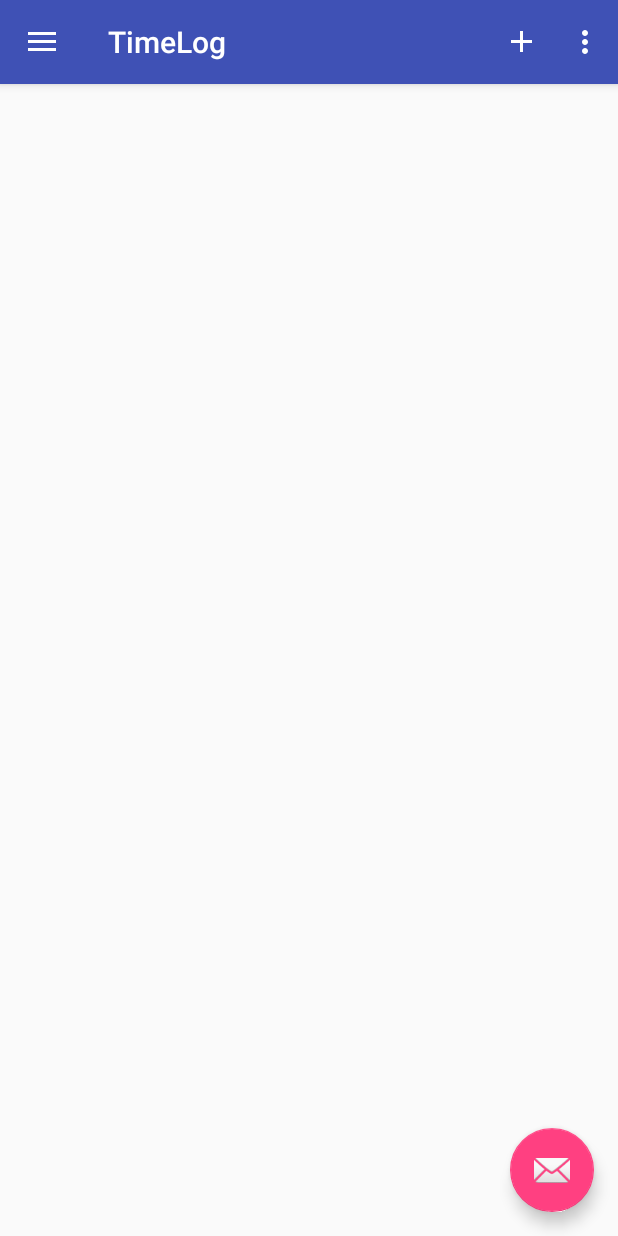
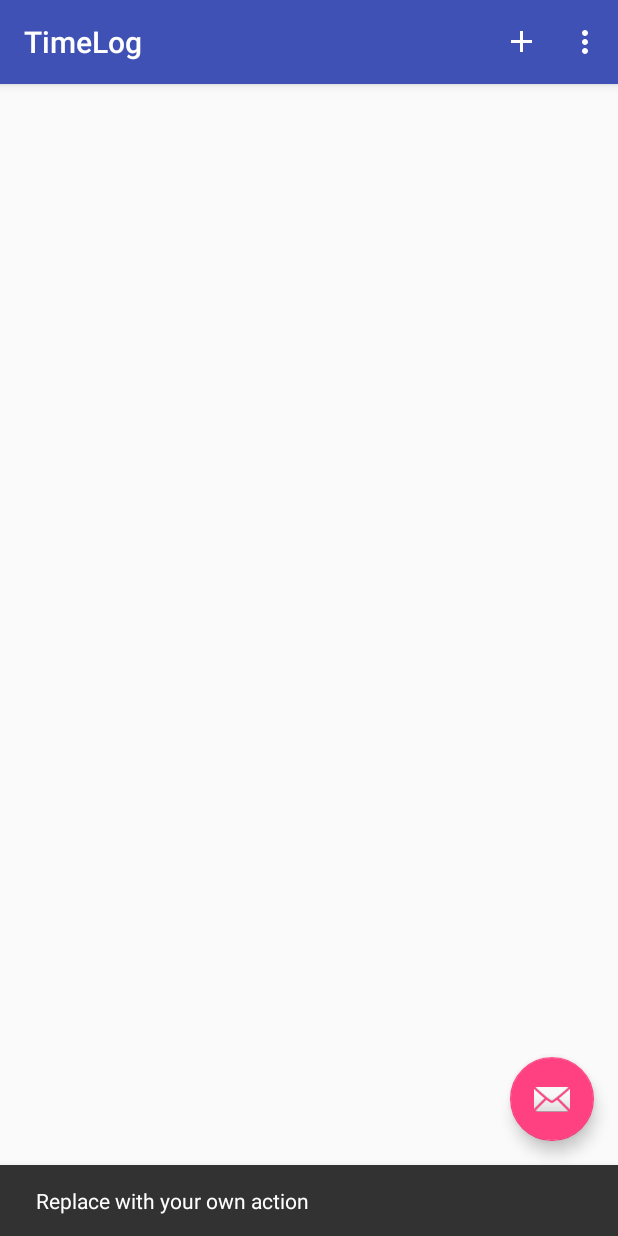
Before and after one commit to mkholt/TimeLog, an Android app: the screen it shows after launch (MainActivity), after a tap on "Add task", on a phone screen of 412 x 824 dp. Run offline under Robolectric (Android 15) with nearby library versions, the phone set to English and light mode, and no system bars; libraries missing offline, so code that uses them is left out: com.orm, com.orm.query; 16 statements that could not run were skipped; 3 other taps on this screen came first.

Commit message:
Revert "Navigation drawer implementation"
This reverts commit 605deb4cb60bc3705047300fc45f05da5d15807c.

```diff
--- a/app/src/main/java/com/t_hawk/timelog/MainActivity.java
+++ b/app/src/main/java/com/t_hawk/timelog/MainActivity.java
@@ -3,25 +3,19 @@ package com.t_hawk.timelog;
 import android.os.Bundle;
 import android.support.design.widget.FloatingActionButton;
 import android.support.design.widget.Snackbar;
-import android.support.v4.widget.DrawerLayout;
-import android.support.v7.app.ActionBar;
-import android.support.v7.app.ActionBarDrawerToggle;
 import android.support.v7.app.AppCompatActivity;
 import android.support.v7.widget.Toolbar;
 import android.util.LongSparseArray;
 import android.view.Menu;
 import android.view.MenuItem;
 import android.view.View;
-import android.widget.AdapterView;
 import android.widget.ArrayAdapter;
 import android.widget.ListView;
 
 import com.orm.SugarDb;
 import com.orm.query.Condition;
 import com.orm.query.Select;
-import com.t_hawk.timelog.adapters.DrawerListAdapter;
 import com.t_hawk.timelog.adapters.TaskListAdapter;
-import com.t_hawk.timelog.adapters.model.DrawerItem;
 import com.t_hawk.timelog.model.Break;
 import com.t_hawk.timelog.model.Registration;
 import com.t_hawk.timelog.model.Task;
@@ -36,42 +30,14 @@ import java.util.Random;
 
 public class MainActivity extends AppCompatActivity {
 
-    private ArrayAdapter<Task> taskAdapter;
+    private ArrayAdapter<Task> _adapter;
 
     @Override
     protected void onCreate(Bundle savedInstanceState) {
         super.onCreate(savedInstanceState);
         setContentView(R.layout.activity_main);
-
-        DrawerLayout drawerLayout = (DrawerLayout) findViewById(R.id.drawer_layout);
-        ListView drawerList = (ListView) findViewById(R.id.left_drawer);
-
         Toolbar toolbar = (Toolbar) findViewById(R.id.toolbar);
         setSupportActionBar(toolbar);
-
-        ActionBar ab = getSupportActionBar();
-
-        String[] drawerItemTitles = getResources().getStringArray(R.array.drawer_items);
-        List<DrawerItem> drawerItemList = new ArrayList<>();
-        for (String title : drawerItemTitles) {
-            drawerItemList.add(new DrawerItem(R.drawable.ic_edit_black_24dp, title));
-        }
-
-        // Set the taskAdapter for the list view
-        drawerList.setAdapter(new DrawerListAdapter(this, R.layout.drawer_list_item, drawerItemList.toArray(new DrawerItem[0])));
-        // Set the list's click listener
-        drawerList.setOnItemClickListener(new ListView.OnItemClickListener() {
-            @Override
-            public void onItemClick(AdapterView<?> parent, View view, int position, long id) {
-                System.out.println("Selected " + position);
-            }
-        });
-
-        ActionBarDrawerToggle drawerToggle = new ActionBarDrawerToggle(this, drawerLayout, toolbar, R.string.drawer_open, R.string.drawer_close);
-        drawerLayout.addDrawerListener(drawerToggle);
-        getSupportActionBar().setDisplayHomeAsUpEnabled(true);
-        getSupportActionBar().setHomeButtonEnabled(true);
-        drawerToggle.syncState();
 
         FloatingActionButton fab = (FloatingActionButton) findViewById(R.id.fab);
         if (null != fab) {
@@ -116,11 +82,11 @@ public class MainActivity extends AppCompatActivity {
             }
         }
 
-        taskAdapter = new TaskListAdapter(this, R.layout.content_main_task, tasks.toArray(new Task[0]));
+        _adapter = new TaskListAdapter(this, R.layout.content_main_task, tasks.toArray(new Task[0]));
         ListView listView = (ListView) findViewById(R.id.entries);
 
         if (null != listView) {
-            listView.setAdapter(taskAdapter);
+            listView.setAdapter(_adapter);
         }
     }
 
--- a/app/src/main/java/com/t_hawk/timelog/adapters/DrawerListAdapter.java
+++ /dev/null
@@ -1,53 +0,0 @@
-package com.t_hawk.timelog.adapters;
-
-import android.app.Activity;
-import android.content.Context;
-import android.view.LayoutInflater;
-import android.view.View;
-import android.view.ViewGroup;
-import android.widget.ArrayAdapter;
-import android.widget.ImageView;
-import android.widget.TextView;
-
-import com.t_hawk.timelog.R;
-import com.t_hawk.timelog.adapters.model.DrawerItem;
-
-/**
- * Project: TimeLog
- * Created by Morten on 1/6/2017.
- *
- * @author Morten
- */
-
-public class DrawerListAdapter extends ArrayAdapter<DrawerItem> {
-    Context mContext;
-    int layoutResourceId;
-    DrawerItem data[] = null;
-
-    public DrawerListAdapter(Context mContext, int layoutResourceId, DrawerItem[] data) {
-
-        super(mContext, layoutResourceId, data);
-        this.layoutResourceId = layoutResourceId;
-        this.mContext = mContext;
-        this.data = data;
-    }
-
-    @Override
-    public View getView(int position, View convertView, ViewGroup parent) {
-
-        View listItem = convertView;
-
-        LayoutInflater inflater = ((Activity) mContext).getLayoutInflater();
-        listItem = inflater.inflate(layoutResourceId, parent, false);
-
-        ImageView imageViewIcon = (ImageView) listItem.findViewById(R.id.imageViewIcon);
-        TextView textViewName = (TextView) listItem.findViewById(R.id.textViewName);
-
-        DrawerItem folder = data[position];
-
-        imageViewIcon.setImageResource(folder.icon);
-        textViewName.setText(folder.name);
-
-        return listItem;
-    }
-}
--- a/app/src/main/java/com/t_hawk/timelog/adapters/model/DrawerItem.java
+++ /dev/null
@@ -1,20 +0,0 @@
-package com.t_hawk.timelog.adapters.model;
-
-/**
- * Project: TimeLog
- * Created by Morten on 1/6/2017.
- *
- * @author Morten
- */
-
-public class DrawerItem {
-    public int icon;
-    public String name;
-
-    // Constructor.
-    public DrawerItem(int icon, String name) {
-
-        this.icon = icon;
-        this.name = name;
-    }
-}
--- a/app/src/main/res/layout/activity_main.xml
+++ b/app/src/main/res/layout/activity_main.xml
@@ -1,13 +1,7 @@
 <?xml version="1.0" encoding="utf-8"?>
-<android.support.v4.widget.DrawerLayout
-    xmlns:android="http://schemas.android.com/apk/res/android"
+<android.support.design.widget.CoordinatorLayout xmlns:android="http://schemas.android.com/apk/res/android"
     xmlns:app="http://schemas.android.com/apk/res-auto"
     xmlns:tools="http://schemas.android.com/tools"
-    android:layout_height="match_parent"
-    android:layout_width="match_parent"
-    android:id="@+id/drawer_layout"
-    android:fitsSystemWindows="false">
-    <android.support.design.widget.CoordinatorLayout
     android:layout_width="match_parent"
     android:layout_height="match_parent"
     android:fitsSystemWindows="true"
@@ -38,14 +32,3 @@
         android:src="@android:drawable/ic_dialog_email" />
 
 </android.support.design.widget.CoordinatorLayout>
-
-    <ListView android:id="@+id/left_drawer"
-        android:layout_width="240dp"
-        android:layout_height="match_parent"
-        android:layout_gravity="start"
-        android:choiceMode="singleChoice"
-        android:divider="@android:color/transparent"
-        android:dividerHeight="0dp"
-        android:paddingTop="24dp"
-        android:background="#FFF"/>
-</android.support.v4.widget.DrawerLayout>
--- a/app/src/main/res/layout/drawer_list_item.xml
+++ /dev/null
@@ -1,29 +0,0 @@
-<?xml version="1.0" encoding="utf-8"?>
-<RelativeLayout xmlns:android="http://schemas.android.com/apk/res/android"
-    android:layout_width="match_parent"
-    android:layout_height="wrap_content"
-    android:background="?android:attr/activatedBackgroundIndicator"
-    android:minHeight="?android:attr/listPreferredItemHeightSmall"
-    android:padding="10dp" >
-
-    <ImageView
-        android:id="@+id/imageViewIcon"
-        android:layout_width="wrap_content"
-        android:layout_height="wrap_content"
-        android:layout_alignParentLeft="true"
-        android:layout_alignParentTop="true"
-        android:paddingRight="10dp" />
-
-    <TextView
-        android:id="@+id/textViewName"
-        android:layout_width="wrap_content"
-        android:layout_height="wrap_content"
-        android:layout_centerVertical="true"
-        android:layout_toRightOf="@+id/imageViewIcon"
-        android:paddingRight="10dp"
-        android:text="Item Name"
-        android:textColor="@android:color/black"
-        android:textAppearance="?android:attr/textAppearanceListItemSmall"
-        />
-
-</RelativeLayout>
--- a/app/src/main/res/values/arrays.xml
+++ /dev/null
@@ -1,14 +0,0 @@
-<?xml version="1.0" encoding="utf-8"?>
-<resources>
-    <string-array name="drawer_items">
-        <item>Tasks</item>
-        <item>Yesterday</item>
-        <item>Today</item>
-        <item>Last week</item>
-        <item>This week</item>
-        <item>Last month</item>
-        <item>This month</item>
-        <item>Year</item>
-        <item>Period</item>
-    </string-array>
-</resources>
--- a/app/src/main/res/values/strings.xml
+++ b/app/src/main/res/values/strings.xml
@@ -9,6 +9,4 @@
     <string name="action_remove_task">Remove task</string>
     <string name="task_subtask_count_singular">%d subtask</string>
     <string name="task_subtask_count_plural">%d subtasks</string>
-    <string name="drawer_open">Open</string>
-    <string name="drawer_close">Close</string>
 </resources>
```
Lines whose indentation alone changed are shown as unchanged.
